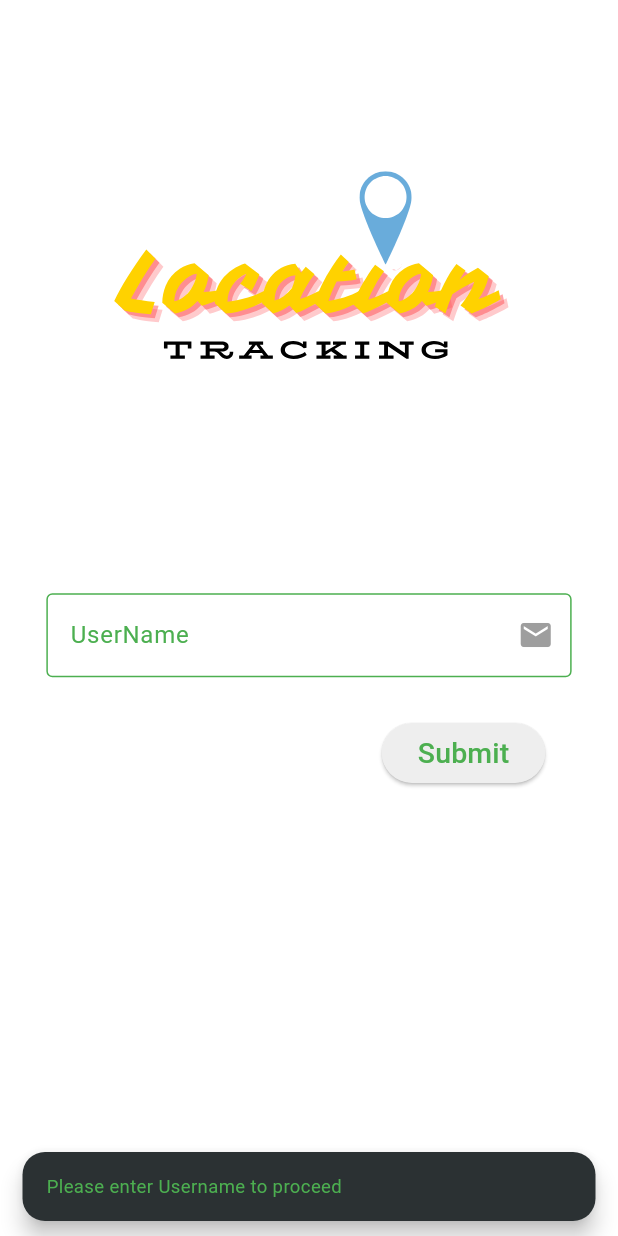
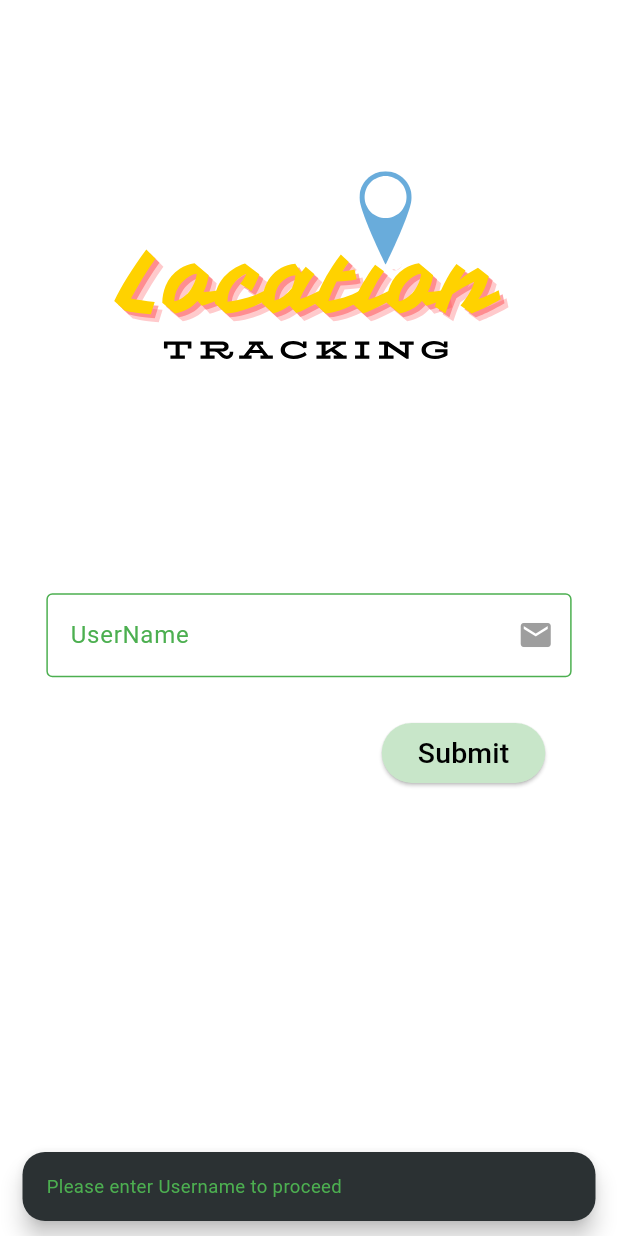
Before and after one commit to Hitesh-Meghwal/Location_TrackingAndTimlineUI, a Flutter app: the screen it shows after launch, after a tap on "Submit", on a phone screen of 412 x 824 dp. Run offline on Flutter 3.47's test engine with Material 3 defaults, Android fonts, the phone set to English and light mode, and no system bars; our stand-ins replace flutter_svg, geocoding, geolocator, shared_preferences, sqflite and 1 more; missing offline and left inert: dart:ffi; accounts and stored records are empty.

Commit message:
Data formating, and some changes in location name

```diff
--- a/lib/Views/login.dart
+++ b/lib/Views/login.dart
@@ -2,10 +2,12 @@ import 'dart:async';
 import 'package:flutter/cupertino.dart';
 import 'package:flutter/material.dart';
 import 'package:flutter_svg/svg.dart';
+import 'package:geocoding/geocoding.dart';
 import 'package:geolocator/geolocator.dart';
+import 'package:intl/intl.dart';
+import 'package:sampleapp/Models/user_model.dart';
 import 'package:sampleapp/Services/Database/database_service.dart';
 import 'package:shared_preferences/shared_preferences.dart';
-
 import 'dashboard.dart';
 
 class Login extends StatefulWidget {
@@ -16,13 +18,13 @@ class Login extends StatefulWidget {
 }
 
 class _LoginState extends State<Login> {
-
   final DatabaseService _DatabaseService = DatabaseService.instance;
 
+  List<User> _userTimeline = [];
+  late String _locationName = "";
   var userName = "";
   late double _deviceWidth, _deviceHeight;
   Position? _currentPosition;
-
 
   @override
   void initState() {
@@ -31,29 +33,48 @@ class _LoginState extends State<Login> {
     _geoLocator();
   }
 
-  _geoLocator() async{
+  _geoLocator() async {
     bool serviceEnabled = await Geolocator.isLocationServiceEnabled();
-    if(!serviceEnabled){
+    if (!serviceEnabled) {
       return Future.error('Location Services are disabled');
     }
     LocationPermission permission = await Geolocator.checkPermission();
-    if(permission == LocationPermission.denied){
+    if (permission == LocationPermission.denied) {
       permission = await Geolocator.requestPermission();
-      if(permission == LocationPermission.denied){
+      if (permission == LocationPermission.denied) {
         return Future.error('Location permission are denied');
       }
     }
 
-    if(permission == LocationPermission.deniedForever){
+    if (permission == LocationPermission.deniedForever) {
       return Future.error('Location permission are permanently denied');
     }
 
-    try{
+    try {
       _currentPosition = await Geolocator.getCurrentPosition();
       setState(() {});
+      _getLocationNames();
+    } catch (e) {
+      print("Failed to get location $e");
     }
-    catch(e){
-      print("Failed to get location $e");
+  }
+
+  Future<void> _getLocationNames() async {
+    try {
+      if (_currentPosition != null) {
+        List<Placemark> placemarks = await placemarkFromCoordinates(
+          _currentPosition!.latitude,
+          _currentPosition!.longitude,
+        );
+        Placemark placemark = placemarks.first;
+        setState(() {
+          _locationName = placemark.locality ??
+              placemark.administrativeArea ??
+              'Unknown Location';
+        });
+      }
+    } catch (e) {
+      print('Error getting location names: $e');
     }
   }
 
@@ -61,8 +82,11 @@ class _LoginState extends State<Login> {
     SharedPreferences prefs = await SharedPreferences.getInstance();
     bool? isLoggedIn = prefs.getBool('isLoggedIn');
     String? savedUserName = prefs.getString('username');
-    if (isLoggedIn != null && isLoggedIn && savedUserName != null){
-      Navigator.pushReplacement(context, MaterialPageRoute(builder: (context)=> Dashboard(username: savedUserName)));
+    if (isLoggedIn != null && isLoggedIn && savedUserName != null) {
+      Navigator.pushReplacement(
+          context,
+          MaterialPageRoute(
+              builder: (context) => Dashboard(username: savedUserName)));
     }
   }
 
@@ -97,12 +121,10 @@ class _LoginState extends State<Login> {
         height: _deviceHeight * 0.1,
         child: TextFormField(
           decoration: const InputDecoration(
-            enabledBorder: OutlineInputBorder(
-                borderSide: BorderSide(color: Colors.green)
-            ),
-            focusedBorder: OutlineInputBorder(
-                borderSide: BorderSide(color: Colors.green)
-            ),
+            enabledBorder:
+                OutlineInputBorder(borderSide: BorderSide(color: Colors.green)),
+            focusedBorder:
+                OutlineInputBorder(borderSide: BorderSide(color: Colors.green)),
             suffixIcon: Icon(
               Icons.email,
               color: Colors.grey,
@@ -110,7 +132,7 @@ class _LoginState extends State<Login> {
             labelText: 'UserName',
             labelStyle: TextStyle(color: Colors.green),
           ),
-          onChanged: (value){
+          onChanged: (value) {
             userName = value;
           },
         ),
@@ -118,34 +140,32 @@ class _LoginState extends State<Login> {
     );
   }
 
-
   Widget _button() {
     return Padding(
       padding: EdgeInsets.only(left: _deviceWidth * 0.5),
       child: ElevatedButton(
-        style: ElevatedButton.styleFrom(
-          backgroundColor: Colors.grey[200]
-        ),
+        style: ElevatedButton.styleFrom(backgroundColor: Colors.green[100]),
         child: const Text(
           "Submit",
           style: TextStyle(
-              color: Colors.green,
-              fontSize: 19,
-              fontWeight: FontWeight.w500
+              color: Colors.black, fontSize: 19, fontWeight: FontWeight.w500),
         ),
-        ),
-        onPressed: ()  async {
+        onPressed: () async {
           if (userName.isNotEmpty) {
-            if (_currentPosition != null){
-              String timestamp = DateTime.now().toString();
-              String positionString = "${_currentPosition!.latitude},${_currentPosition!.longitude}";
-              _DatabaseService.addUser(userName.trim(), positionString, timestamp);
+            if (_currentPosition != null) {
+              String timestamp = DateFormat("yyyy-MM-dd HH:mm:ss").format(DateTime.now()).toString();
+              // String positionString = "${_currentPosition!.latitude},${_currentPosition!.longitude}";
+              _DatabaseService.addUser(
+                  userName.trim(), _locationName, timestamp);
               print("Data added");
               // Set login status and username in shared preferences
               SharedPreferences prefs = await SharedPreferences.getInstance();
               await prefs.setBool('isLoggedIn', true);
               await prefs.setString('username', userName);
-              Navigator.pushReplacement(context, MaterialPageRoute(builder: (context) => Dashboard(username:userName)));
+              Navigator.pushReplacement(
+                  context,
+                  MaterialPageRoute(
+                      builder: (context) => Dashboard(username: userName)));
             }
           } else {
             ScaffoldMessenger.of(context).showSnackBar(
@@ -153,13 +173,10 @@ class _LoginState extends State<Login> {
                 content: Text(
                   "Please enter Username to proceed",
                   style: TextStyle(
-                      fontSize: _deviceWidth * 0.03,
-                      color: Colors.green
-                  ),
+                      fontSize: _deviceWidth * 0.03, color: Colors.green),
                 ),
                 shape: RoundedRectangleBorder(
-                    borderRadius: BorderRadius.circular(15)
-                ),
+                    borderRadius: BorderRadius.circular(15)),
                 behavior: SnackBarBehavior.floating,
                 duration: const Duration(seconds: 2),
               ),
--- a/pubspec.yaml
+++ b/pubspec.yaml
@@ -38,6 +38,7 @@ dependencies:
   path: ^1.9.0
   timelines: ^0.1.0
   shared_preferences: ^2.2.3
+  intl: ^0.19.0
 
   # The following adds the Cupertino Icons font to your application.
   # Use with the CupertinoIcons class for iOS style icons.
```
Also changed, not shown: lib/Views/dashboard.dart (+3 -36 lines), pubspec.lock. Lines whose indentation alone changed are shown as unchanged.
